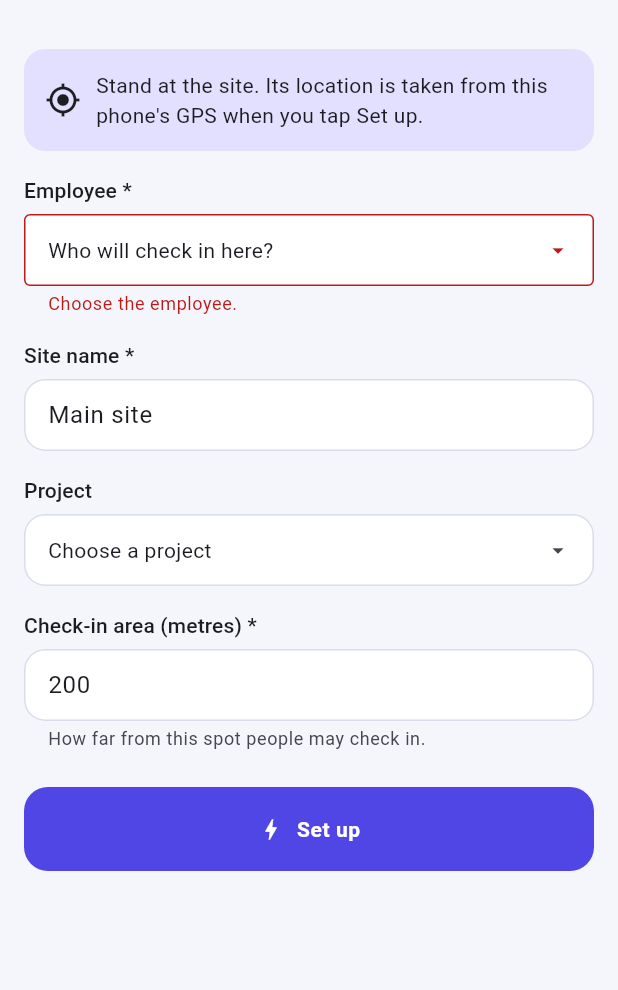
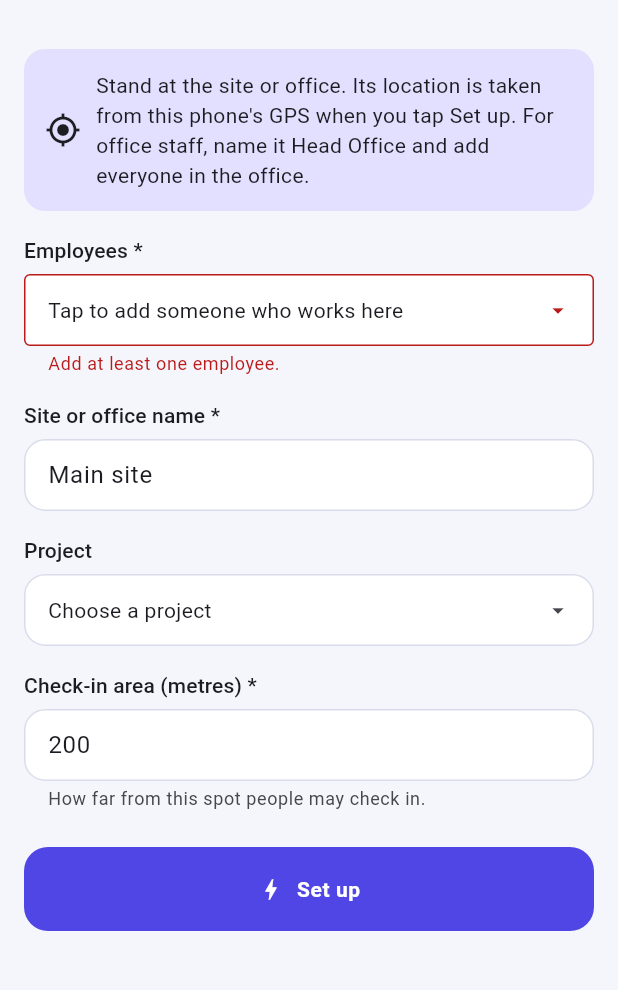
Before and after one commit to AnuKmani/HRMS, a Flutter app: the QuickSiteSetupScreen screen opened by its route, after a tap on "Set up", on a phone screen of 412 x 824 dp, the part 59-1049 px from its top. Run offline on Flutter 3.47's test engine with Material 3 defaults, Android fonts, the phone set to English and light mode, and no system bars; our stand-ins replace camera, dio, file_picker, flutter_riverpod, flutter_secure_storage, geolocator and 3 more; accounts and stored records are empty; network calls fail.

Commit message:
feat(mobile): office staff check in at an office location; PM sets it up
- Quick site setup posts several employees at once, so a Project
  Manager can create 'Head Office' from GPS and add the whole office
  team in one go; per-person failures are listed, not fatal.
- Attendance wording says 'work location (office or site)' and points
  people to their Project Manager, who holds sites.manage on the server.

Co-Authored-By: Claude Opus 5.5 <noreply@anthropic.com>
Claude-Session: https://claude.ai/code/session_013XVqdKa67Dnq8x2zdGQ8Gp

```diff
--- a/mobile/lib/features/attendance/presentation/attendance_quick_card.dart
+++ b/mobile/lib/features/attendance/presentation/attendance_quick_card.dart
@@ -67,7 +67,7 @@ class AttendanceQuickCard extends ConsumerWidget {
     } else if (today.canCheckIn) {
       headline = 'You have not checked in today';
       detail = today.sites.isEmpty
-          ? 'No site assigned yet — ask HR to assign you to one.'
+          ? 'No work location yet — ask your Project Manager to set up your office or site.'
           : null;
     } else if (today.checkedOut) {
       headline = 'Done for today';
@@ -77,7 +77,7 @@ class AttendanceQuickCard extends ConsumerWidget {
     } else {
       headline = 'Attendance';
       detail = today.sites.isEmpty
-          ? 'No site assigned yet — ask HR to assign you to one.'
+          ? 'No work location yet — ask your Project Manager to set up your office or site.'
           : null;
     }
 
--- a/mobile/lib/features/attendance/presentation/attendance_screen.dart
+++ b/mobile/lib/features/attendance/presentation/attendance_screen.dart
@@ -392,7 +392,7 @@ class _AttendanceScreenState extends ConsumerState<AttendanceScreen> {
         crossAxisAlignment: CrossAxisAlignment.start,
         children: [
           Text(
-            'Current site',
+            'Work location',
             style: theme.textTheme.labelMedium?.copyWith(
               color: theme.colorScheme.outline,
             ),
@@ -413,7 +413,7 @@ class _AttendanceScreenState extends ConsumerState<AttendanceScreen> {
     // row that is not in today's assignment list.
     return DropdownButtonFormField<int>(
       initialValue: state.selectedSiteId,
-      decoration: const InputDecoration(labelText: 'Current site'),
+      decoration: const InputDecoration(labelText: 'Work location'),
       items: [
         for (final site in today.sites)
           DropdownMenuItem(
@@ -502,8 +502,10 @@ class _AttendanceScreenState extends ConsumerState<AttendanceScreen> {
     if (today.sites.isEmpty) {
       buttons.add(
         Text(
-          'You are not assigned to a site yet, so you cannot check in. '
-          'Ask HR to assign you in Site assignments — then the CHECK IN '
+          'You have no work location yet (office or site), so you cannot '
+          'check in. Ask your Project Manager to add you with Quick site '
+          'setup — then the '
+          'CHECK IN '
           'button (location + selfie) turns on.',
           style: Theme.of(context).textTheme.bodySmall,
         ),
--- a/mobile/lib/features/home/home_screen.dart
+++ b/mobile/lib/features/home/home_screen.dart
@@ -97,7 +97,7 @@ class HomeScreen extends ConsumerWidget {
           'Quick site setup',
           Icons.bolt,
           '/site-assignments/quick',
-          'Create a site here and assign someone',
+          'Set up an office or site here and assign staff',
         ),
       if (scope.canViewAssignments)
         _Module(
--- a/mobile/lib/features/site_assignments/quick_site_setup_screen.dart
+++ b/mobile/lib/features/site_assignments/quick_site_setup_screen.dart
@@ -37,7 +37,9 @@ class _QuickSiteSetupScreenState extends ConsumerState<QuickSiteSetupScreen> {
   final _projectName = TextEditingController(text: 'General');
   final _radius = TextEditingController(text: '200');
 
-  int? _employeeId;
+  /// Everyone being posted here — one person for a construction site, the
+  /// whole office team for a head office. Names are kept for the chips.
+  final Map<int, String> _employees = {};
   int? _projectId;
 
   bool _busy = false;
@@ -60,7 +62,7 @@ class _QuickSiteSetupScreenState extends ConsumerState<QuickSiteSetupScreen> {
   Future<void> _run() async {
     final radius = double.tryParse(_radius.text.trim());
     final errors = <String, String>{
-      if (_employeeId == null) 'employee_id': 'Choose the employee.',
+      if (_employees.isEmpty) 'employee_id': 'Add at least one employee.',
       if (_siteName.text.trim().isEmpty) 'name': 'Give the site a name.',
       if (_projectId == null && _projectName.text.trim().isEmpty)
         'project': 'Choose a project or name a new one.',
@@ -121,17 +123,29 @@ class _QuickSiteSetupScreenState extends ConsumerState<QuickSiteSetupScreen> {
         'status': 'active',
       });
 
-      setState(() => _step = 'Assigning the employee…');
       final now = DateTime.now();
-      await ref.read(siteAssignmentsRepositoryProvider).create({
-        'employee_id': _employeeId,
-        'project_id': projectId,
-        'site_id': site.id,
-        'assignment_type': SiteAssignment.typePrimary,
-        'start_date':
-            '${now.year}-${now.month.toString().padLeft(2, '0')}-'
-            '${now.day.toString().padLeft(2, '0')}',
-      });
+      final today =
+          '${now.year}-${now.month.toString().padLeft(2, '0')}-'
+          '${now.day.toString().padLeft(2, '0')}';
+      var done = 0;
+      final failed = <String>[];
+      for (final entry in _employees.entries) {
+        setState(
+          () => _step = 'Assigning ${done + 1} of ${_employees.length}…',
+        );
+        try {
+          await ref.read(siteAssignmentsRepositoryProvider).create({
+            'employee_id': entry.key,
+            'project_id': projectId,
+            'site_id': site.id,
+            'assignment_type': SiteAssignment.typePrimary,
+            'start_date': today,
+          });
+          done++;
+        } on ApiException catch (failure) {
+          failed.add('${entry.value}: ${failure.message}');
+        }
+      }
 
       ref.read(siteAssignmentsListProvider.notifier).reload();
       if (!mounted) return;
@@ -148,8 +162,10 @@ class _QuickSiteSetupScreenState extends ConsumerState<QuickSiteSetupScreen> {
           content: Text(
             '"${site.name}" was created at your location '
             '(±${fix.accuracy.round()} m) with a ${radius!.round()} m '
-            'check-in area, and the employee is assigned to it.\n\n'
-            'They can now sign in and tap CHECK IN.',
+            'check-in area.\n\n'
+            '$done ${done == 1 ? 'person is' : 'people are'} assigned and '
+            'can now sign in and tap CHECK IN.'
+            '${failed.isEmpty ? '' : '\n\nNot assigned:\n${failed.join('\n')}'}',
           ),
           actions: [
             FilledButton(
@@ -180,6 +196,18 @@ class _QuickSiteSetupScreenState extends ConsumerState<QuickSiteSetupScreen> {
     }
   }
 
+  void _addEmployee(int? id) {
+    if (id == null) return;
+    final match = ref
+        .read(employeesPickerProvider)
+        .items
+        .where((employee) => employee.id == id);
+    setState(() {
+      _employees[id] = match.isEmpty ? 'Employee #$id' : match.first.fullName;
+      _errors = const {};
+    });
+  }
+
   @override
   Widget build(BuildContext context) {
     final canCreateProjects = ref.watch(
@@ -205,8 +233,10 @@ class _QuickSiteSetupScreenState extends ConsumerState<QuickSiteSetupScreen> {
                 SizedBox(width: 10),
                 Expanded(
                   child: Text(
-                    'Stand at the site. Its location is taken from this '
-                    'phone\'s GPS when you tap Set up.',
+                    'Stand at the site or office. Its location is taken '
+                    'from this phone\'s GPS when you tap Set up. For office '
+                    'staff, name it Head Office and add everyone in the '
+                    'office.',
                   ),
                 ),
               ],
@@ -216,20 +246,39 @@ class _QuickSiteSetupScreenState extends ConsumerState<QuickSiteSetupScreen> {
             FormBanner(message: _banner!, forbidden: _forbidden),
           RemotePickerField<Employee>(
             key: const ValueKey('quick-employee'),
-            label: 'Employee',
+            label: _employees.isEmpty ? 'Employees' : 'Add another employee',
             provider: employeesPickerProvider,
             idOf: (employee) => employee.id,
             labelOf: (employee) => employee.fullName,
-            value: _employeeId,
-            isRequired: true,
-            hint: 'Who will check in here?',
+            value: null,
+            isRequired: _employees.isEmpty,
+            hint: 'Tap to add someone who works here',
             searchHint: 'Search employees',
             errorText: _errors['employee_id'],
-            onChanged: (id) => setState(() => _employeeId = id),
+            onChanged: _addEmployee,
           ),
+          if (_employees.isNotEmpty)
+            Padding(
+              padding: const EdgeInsets.only(bottom: 16),
+              child: Wrap(
+                spacing: 8,
+                runSpacing: 6,
+                children: [
+                  for (final entry in _employees.entries)
+                    InputChip(
+                      key: ValueKey('quick-chosen-${entry.key}'),
+                      avatar: const Icon(Icons.person, size: 18),
+                      label: Text(entry.value),
+                      onDeleted: _busy
+                          ? null
+                          : () => setState(() => _employees.remove(entry.key)),
+                    ),
+                ],
+              ),
+            ),
           LabeledTextField(
             key: const ValueKey('quick-site-name'),
-            label: 'Site name',
+            label: 'Site or office name',
             controller: _siteName,
             isRequired: true,
             enabled: !_busy,
```
Also changed, not shown: 3 other files.
